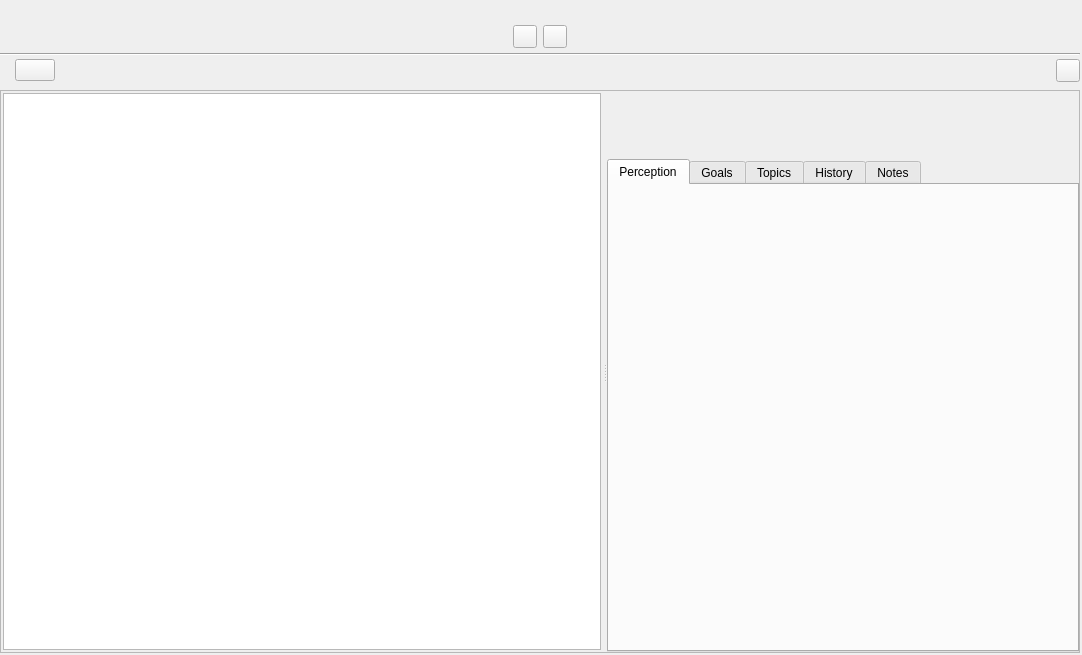
This is ui/world_building_view.ui in zkovari/plotlyst as Qt 5 draws it before an edit. The edited form follows.
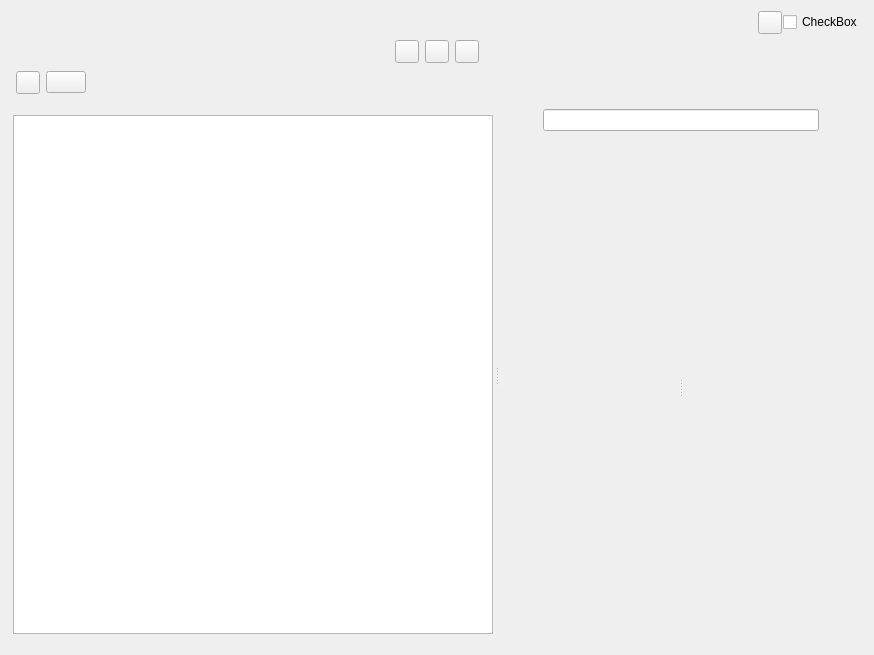
This is the edited form. Custom widgets are drawn as their Qt base class.

Commit message: New worldbuilding entity editor

```diff
--- a/ui/world_building_view.ui
+++ b/ui/world_building_view.ui
@@ -6,7 +6,7 @@
    <rect>
     <x>0</x>
     <y>0</y>
-    <width>1082</width>
+    <width>874</width>
     <height>655</height>
    </rect>
   </property>
@@ -17,21 +17,6 @@
    <bool>true</bool>
   </property>
   <layout class="QVBoxLayout" name="verticalLayout_3">
-   <property name="spacing">
-    <number>3</number>
-   </property>
-   <property name="leftMargin">
-    <number>0</number>
-   </property>
-   <property name="topMargin">
-    <number>2</number>
-   </property>
-   <property name="rightMargin">
-    <number>2</number>
-   </property>
-   <property name="bottomMargin">
-    <number>2</number>
-   </property>
    <item>
     <widget class="QWidget" name="wdgTitleParent" native="true">
      <property name="sizePolicy">
@@ -40,16 +25,66 @@
        <verstretch>0</verstretch>
       </sizepolicy>
      </property>
+     <layout class="QHBoxLayout" name="horizontalLayout_3">
+      <property name="spacing">
+       <number>1</number>
+      </property>
+      <property name="leftMargin">
+       <number>0</number>
+      </property>
+      <property name="topMargin">
+       <number>0</number>
+      </property>
+      <property name="rightMargin">
+       <number>0</number>
+      </property>
+      <property name="bottomMargin">
+       <number>0</number>
+      </property>
+      <item>
+       <spacer name="horizontalSpacer_4">
+        <property name="orientation">
+         <enum>Qt::Horizontal</enum>
+        </property>
+        <property name="sizeHint" stdset="0">
+         <size>
+          <width>40</width>
+          <height>20</height>
+         </size>
+        </property>
+       </spacer>
+      </item>
+      <item>
+       <widget class="QToolButton" name="iconReaderMode">
+        <property name="cursor">
+         <cursorShape>PointingHandCursor</cursorShape>
+        </property>
+        <property name="text">
+         <string/>
+        </property>
     </widget>
    </item>
    <item>
-    <widget class="QWidget" name="widget_2" native="true">
+       <widget class="Toggle" name="checkBox">
+        <property name="cursor">
+         <cursorShape>PointingHandCursor</cursorShape>
+        </property>
+        <property name="text">
+         <string>CheckBox</string>
+        </property>
+       </widget>
+      </item>
+     </layout>
+    </widget>
+   </item>
+   <item>
+    <widget class="QWidget" name="wdgButtonsHeader" native="true">
      <layout class="QHBoxLayout" name="horizontalLayout_4">
       <property name="leftMargin">
        <number>0</number>
       </property>
       <property name="topMargin">
-       <number>20</number>
+       <number>0</number>
       </property>
       <property name="rightMargin">
        <number>0</number>
@@ -95,6 +130,31 @@
         </attribute>
        </widget>
       </item>
+      <item>
+       <widget class="QToolButton" name="btnMapView">
+        <property name="cursor">
+         <cursorShape>PointingHandCursor</cursorShape>
+        </property>
+        <property name="text">
+         <string/>
+        </property>
+        <property name="shortcut">
+         <string>3</string>
+        </property>
+        <property name="checkable">
+         <bool>true</bool>
+        </property>
+        <property name="checked">
+         <bool>false</bool>
+        </property>
+        <property name="base" stdset="0">
+         <bool>true</bool>
+        </property>
+        <attribute name="buttonGroup">
+         <string notr="true">buttonGroup</string>
+        </attribute>
+       </widget>
+      </item>
       <item>
        <widget class="QToolButton" name="btnHistoryView">
         <property name="cursor">
@@ -136,21 +196,27 @@
      </layout>
     </widget>
    </item>
-   <item>
-    <widget class="Line" name="line">
-     <property name="orientation">
-      <enum>Qt::Horizontal</enum>
-     </property>
-    </widget>
-   </item>
    <item>
     <layout class="QHBoxLayout" name="horizontalLayout">
      <property name="leftMargin">
-      <number>15</number>
+      <number>5</number>
      </property>
      <property name="bottomMargin">
       <number>5</number>
      </property>
+     <item>
+      <widget class="QToolButton" name="btnTreeToggle">
+       <property name="cursor">
+        <cursorShape>PointingHandCursor</cursorShape>
+       </property>
+       <property name="text">
+        <string/>
+       </property>
+       <property name="checkable">
+        <bool>true</bool>
+       </property>
+      </widget>
+     </item>
      <item>
       <widget class="QPushButton" name="btnNew">
        <property name="maximumSize">
@@ -192,39 +258,51 @@
        </property>
       </spacer>
      </item>
-     <item>
-      <widget class="QToolButton" name="toolButton">
-       <property name="cursor">
-        <cursorShape>PointingHandCursor</cursorShape>
-       </property>
-       <property name="text">
-        <string/>
-       </property>
-      </widget>
-     </item>
     </layout>
    </item>
    <item>
-    <widget class="QSplitter" name="splitter">
-     <property name="sizePolicy">
-      <sizepolicy hsizetype="Expanding" vsizetype="Expanding">
-       <horstretch>0</horstretch>
-       <verstretch>0</verstretch>
-      </sizepolicy>
+    <widget class="QStackedWidget" name="stackedWidget">
+     <property name="currentIndex">
+      <number>0</number>
      </property>
-     <property name="frameShape">
-      <enum>QFrame::StyledPanel</enum>
-     </property>
-     <property name="frameShadow">
-      <enum>QFrame::Sunken</enum>
-     </property>
+     <widget class="QWidget" name="pageEntity">
+      <property name="bg-image" stdset="0">
+       <bool>true</bool>
+      </property>
+      <layout class="QVBoxLayout" name="verticalLayout_6">
+       <property name="spacing">
+        <number>0</number>
+       </property>
+       <property name="leftMargin">
+        <number>0</number>
+       </property>
+       <property name="topMargin">
+        <number>0</number>
+       </property>
+       <property name="rightMargin">
+        <number>0</number>
+       </property>
+       <property name="bottomMargin">
+        <number>0</number>
+       </property>
+       <item>
+        <widget class="QSplitter" name="splitterNav">
      <property name="orientation">
       <enum>Qt::Horizontal</enum>
      </property>
      <property name="childrenCollapsible">
       <bool>false</bool>
      </property>
-     <widget class="QWidget" name="wgtChapters" native="true">
+         <widget class="QWidget" name="wdgWorldContainer" native="true">
+          <property name="sizePolicy">
+           <sizepolicy hsizetype="Preferred" vsizetype="Expanding">
+            <horstretch>0</horstretch>
+            <verstretch>0</verstretch>
+           </sizepolicy>
+          </property>
+          <property name="transparent" stdset="0">
+           <bool>true</bool>
+          </property>
       <layout class="QVBoxLayout" name="verticalLayout_2">
        <property name="spacing">
         <number>3</number>
@@ -233,13 +311,13 @@
         <number>2</number>
        </property>
        <property name="topMargin">
-        <number>2</number>
+            <number>10</number>
        </property>
        <property name="rightMargin">
         <number>2</number>
        </property>
        <property name="bottomMargin">
-        <number>2</number>
+            <number>10</number>
        </property>
        <item>
         <widget class="WorldBuildingTreeView" name="treeWorld">
@@ -256,44 +334,46 @@
        </item>
       </layout>
      </widget>
-     <widget class="QStackedWidget" name="stackedWidget">
-      <property name="currentIndex">
-       <number>0</number>
-      </property>
-      <widget class="QWidget" name="pageEditor">
-       <property name="relaxed-white-bg" stdset="0">
+         <widget class="QScrollArea" name="scrollArea">
+          <property name="frameShape">
+           <enum>QFrame::NoFrame</enum>
+          </property>
+          <property name="widgetResizable">
         <bool>true</bool>
        </property>
-       <layout class="QVBoxLayout" name="verticalLayout">
-        <property name="spacing">
-         <number>3</number>
-        </property>
-        <property name="leftMargin">
-         <number>0</number>
-        </property>
-        <property name="topMargin">
-         <number>0</number>
-        </property>
-        <property name="rightMargin">
-         <number>0</number>
-        </property>
-        <property name="bottomMargin">
-         <number>0</number>
-        </property>
-        <item>
-         <widget class="QWidget" name="wdgHeader" native="true">
+          <widget class="QWidget" name="scrollAreaWidgetContents">
+           <property name="geometry">
+            <rect>
+             <x>0</x>
+             <y>0</y>
+             <width>412</width>
+             <height>542</height>
+            </rect>
+           </property>
+           <property name="sizePolicy">
+            <sizepolicy hsizetype="Expanding" vsizetype="Expanding">
+             <horstretch>0</horstretch>
+             <verstretch>0</verstretch>
+            </sizepolicy>
+           </property>
+           <property name="bg-image" stdset="0">
+            <bool>true</bool>
+           </property>
           <layout class="QHBoxLayout" name="horizontalLayout_2">
+            <property name="spacing">
+             <number>3</number>
+            </property>
            <property name="leftMargin">
-            <number>8</number>
+             <number>2</number>
            </property>
            <property name="topMargin">
-            <number>5</number>
+             <number>2</number>
            </property>
            <property name="rightMargin">
-            <number>8</number>
+             <number>2</number>
            </property>
            <property name="bottomMargin">
-            <number>40</number>
+             <number>2</number>
            </property>
            <item>
             <spacer name="horizontalSpacer_2">
@@ -301,7 +381,7 @@
               <enum>Qt::Horizontal</enum>
              </property>
              <property name="sizeType">
-              <enum>QSizePolicy::Expanding</enum>
+               <enum>QSizePolicy::Fixed</enum>
              </property>
              <property name="sizeHint" stdset="0">
               <size>
@@ -312,97 +392,50 @@
             </spacer>
            </item>
            <item>
-            <widget class="QWidget" name="wdgName" native="true">
+             <widget class="QWidget" name="wdgCenterEditor" native="true">
              <property name="sizePolicy">
-              <sizepolicy hsizetype="Maximum" vsizetype="Preferred">
+               <sizepolicy hsizetype="Expanding" vsizetype="Expanding">
                <horstretch>0</horstretch>
                <verstretch>0</verstretch>
               </sizepolicy>
              </property>
              <property name="maximumSize">
               <size>
-               <width>500</width>
+                <width>1000</width>
                <height>16777215</height>
               </size>
              </property>
-             <layout class="QHBoxLayout" name="horizontalLayout_3"/>
-            </widget>
+              <property name="relaxed-white-bg" stdset="0">
+               <bool>true</bool>
+              </property>
+              <layout class="QVBoxLayout" name="verticalLayout">
+               <property name="spacing">
+                <number>3</number>
+               </property>
+               <property name="leftMargin">
+                <number>2</number>
+               </property>
+               <property name="topMargin">
+                <number>2</number>
+               </property>
+               <property name="rightMargin">
+                <number>2</number>
+               </property>
+               <property name="bottomMargin">
+                <number>2</number>
+               </property>
+               <item>
+                <widget class="QLineEdit" name="lineName"/>
            </item>
            <item>
-            <spacer name="horizontalSpacer_3">
+                <widget class="QSplitter" name="splitterEditor">
              <property name="orientation">
               <enum>Qt::Horizontal</enum>
              </property>
-             <property name="sizeType">
-              <enum>QSizePolicy::Expanding</enum>
-             </property>
-             <property name="sizeHint" stdset="0">
-              <size>
-               <width>40</width>
-               <height>20</height>
-              </size>
-             </property>
-            </spacer>
-           </item>
-          </layout>
-         </widget>
-        </item>
-        <item>
-         <widget class="QTabWidget" name="tabWidget">
-          <property name="styleSheet">
-           <string notr="true"/>
-          </property>
-          <property name="currentIndex">
-           <number>0</number>
-          </property>
-          <property name="centered" stdset="0">
-           <bool>true</bool>
-          </property>
-          <property name="borderless" stdset="0">
-           <bool>true</bool>
-          </property>
-          <widget class="QWidget" name="tabPerception">
-           <property name="relaxed-white-bg" stdset="0">
-            <bool>true</bool>
-           </property>
-           <attribute name="title">
-            <string>Perception</string>
-           </attribute>
-          </widget>
-          <widget class="QWidget" name="tabGoals">
-           <attribute name="title">
-            <string>Goals</string>
-           </attribute>
-          </widget>
-          <widget class="QWidget" name="tabTopics">
-           <property name="relaxed-white-bg" stdset="0">
-            <bool>true</bool>
-           </property>
-           <attribute name="title">
-            <string>Topics</string>
-           </attribute>
-          </widget>
-          <widget class="QWidget" name="tabHistory">
-           <property name="relaxed-white-bg" stdset="0">
-            <bool>true</bool>
-           </property>
-           <attribute name="title">
-            <string>History</string>
-           </attribute>
-          </widget>
-          <widget class="QWidget" name="tabNotes">
-           <property name="relaxed-white-bg" stdset="0">
-            <bool>true</bool>
-           </property>
-           <attribute name="title">
-            <string>Notes</string>
-           </attribute>
-          </widget>
-         </widget>
-        </item>
-       </layout>
-      </widget>
-      <widget class="QWidget" name="pageHistory">
+                 <property name="childrenCollapsible">
+                  <bool>false</bool>
+                 </property>
+                 <widget class="QWidget" name="wdgEntityMiddle" native="true">
        <layout class="QVBoxLayout" name="verticalLayout_4">
         <property name="spacing">
          <number>3</number>
@@ -419,16 +452,56 @@
         <property name="bottomMargin">
          <number>2</number>
         </property>
+                  </layout>
+                 </widget>
+                 <widget class="QWidget" name="wdgEntityRight" native="true">
+                  <layout class="QVBoxLayout" name="verticalLayout_5">
+                   <property name="spacing">
+                    <number>3</number>
+                   </property>
+                   <property name="leftMargin">
+                    <number>2</number>
+                   </property>
+                   <property name="topMargin">
+                    <number>2</number>
+                   </property>
+                   <property name="rightMargin">
+                    <number>2</number>
+                   </property>
+                   <property name="bottomMargin">
+                    <number>2</number>
+                   </property>
+                  </layout>
+                 </widget>
+                </widget>
+               </item>
+              </layout>
+             </widget>
+            </item>
         <item>
-         <widget class="QLabel" name="label">
-          <property name="text">
-           <string>TextLabel</string>
-          </property>
-         </widget>
+             <spacer name="horizontalSpacer_3">
+              <property name="orientation">
+               <enum>Qt::Horizontal</enum>
+              </property>
+              <property name="sizeType">
+               <enum>QSizePolicy::Fixed</enum>
+              </property>
+              <property name="sizeHint" stdset="0">
+               <size>
+                <width>40</width>
+                <height>20</height>
+               </size>
+              </property>
+             </spacer>
         </item>
        </layout>
       </widget>
      </widget>
+        </widget>
+       </item>
+      </layout>
+     </widget>
+     <widget class="QWidget" name="pageMap"/>
     </widget>
    </item>
   </layout>
@@ -439,6 +512,11 @@
    <extends>QTreeView</extends>
    <header>src.main.python.plotlyst.view.widget.world</header>
   </customwidget>
+  <customwidget>
+   <class>Toggle</class>
+   <extends>QCheckBox</extends>
+   <header>src.main.python.plotlyst.view.widget.input</header>
+  </customwidget>
  </customwidgets>
  <resources/>
  <connections/>
```
Lines whose indentation alone changed are shown as unchanged. The commit also changes 4 other files.
